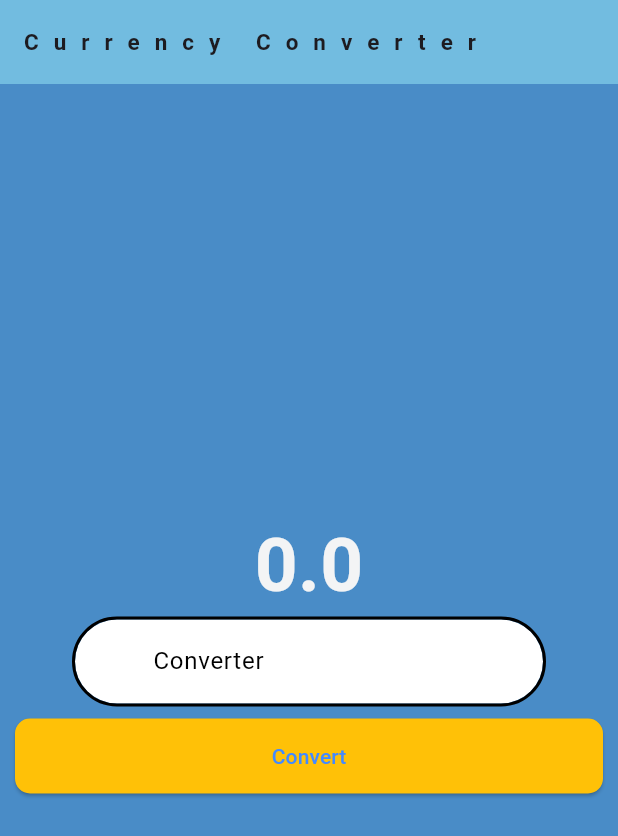
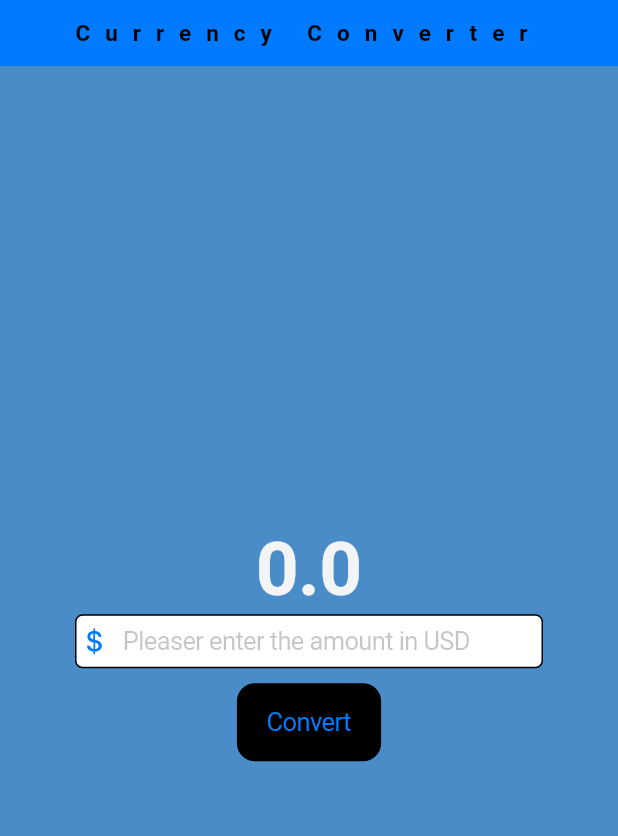
Before and after one commit to House197/Flutter, a Flutter app: the screen it shows after launch, on a phone screen of 412 x 824 dp. Shown: the top 836 px of the screen. Run offline on Flutter 3.47's test engine with Material 3 defaults, Android fonts, the phone set to English and light mode, and no system bars.

Commit message:
Add Cupertino style to app

```diff
--- /dev/null
+++ b/currency_converter/lib/currency_converter_cupertino.dart
@@ -0,0 +1,84 @@
+import 'package:flutter/cupertino.dart';
+
+class CurrencyConverterCupertinoPage extends StatefulWidget {
+  const CurrencyConverterCupertinoPage({super.key});
+
+  @override
+  State<CurrencyConverterCupertinoPage> createState() => _CurrencyConverterCupertinoPageState();
+}
+
+class _CurrencyConverterCupertinoPageState extends State<CurrencyConverterCupertinoPage> {
+
+  double result = 0;
+  final TextEditingController textEditingController = TextEditingController();
+
+  @override
+  Widget build(BuildContext context) {
+    return CupertinoPageScaffold(
+      backgroundColor: CupertinoColors.activeBlue,
+      navigationBar: const CupertinoNavigationBar(
+        backgroundColor:CupertinoColors.activeOrange,
+        middle: Text('Currency Converter',
+        textAlign: TextAlign.center,
+        style: TextStyle(
+          fontSize: 15,
+          fontWeight: FontWeight.bold,
+          letterSpacing: 10
+        )),
+      ),
+      child: ColoredBox(
+        color: const Color.fromARGB(255, 104, 167, 199), // Color de Center
+        child: Center(
+          child: ColoredBox(
+            color: const Color.fromARGB(111, 32, 104, 199), // Color de Column
+            child: Column(
+              mainAxisAlignment: MainAxisAlignment.center,
+              crossAxisAlignment: CrossAxisAlignment.center,
+              children: [
+                Text(
+                result.toString(),
+                style: const TextStyle(
+                  color: Color.fromARGB(255, 243, 244, 245),
+                  fontWeight: FontWeight.bold,
+                  fontSize: 50,
+                )),
+                Padding(
+                  padding: const EdgeInsets.symmetric(horizontal: 50.0),
+                  child: CupertinoTextField(
+                    controller: textEditingController,
+                    style: const TextStyle(
+                      fontWeight: FontWeight.bold
+                    ),
+                    decoration: BoxDecoration(
+                      color: CupertinoColors.white,
+                      border: Border.all(),
+                      borderRadius: BorderRadius.circular(5),
+                    ),
+                    keyboardType: const TextInputType.numberWithOptions(
+                      decimal: true,
+                      signed: true
+                    ),
+                    placeholder: 'Pleaser enter the amount in USD',
+                    prefix: const Icon(CupertinoIcons.money_dollar),
+                  ),
+                ),
+                Padding(
+                  padding: const EdgeInsets.all(10.0),
+                  child: CupertinoButton(
+                    onPressed: () {
+                       setState(() {
+                          result = double.parse(textEditingController.text);
+                       });
+                    },
+                    color: CupertinoColors.black,
+                    child: const Text('Convert',)
+                  ),
+                )
+              ],
+            ),
+          ),
+        ),
+      ),
+    );
+  }
+}
--- a/currency_converter/lib/main.dart
+++ b/currency_converter/lib/main.dart
@@ -1,10 +1,12 @@
 import 'package:currency_converter/currency_converter.dart';
+import 'package:currency_converter/currency_converter_cupertino.dart';
+import 'package:flutter/cupertino.dart';
 import 'package:flutter/material.dart';
 
 void main () {
   // MyApp lleva parentesis porque es una clase, por lo que se esta creando una instancia
   // const indica que el constructor es una constante en el compile time, lo cual indica a Flutter que la instancia de Widget creada no debe ser recreada cada vez. Se debe recrear solo una vez.
-  runApp(const MyApp());
+  runApp(const MyCupertinoApp());
 }
 
 // Todos los Widget son clases
@@ -24,3 +26,14 @@
     );
   }
 }
+
+class MyCupertinoApp extends StatelessWidget {
+  const MyCupertinoApp({super.key});
+
+  @override
+  Widget build(BuildContext context) {
+    return const CupertinoApp(
+      home: CurrencyConverterCupertinoPage(),
+    );
+  }
+}
```
Also changed, not shown: 1 other file.
